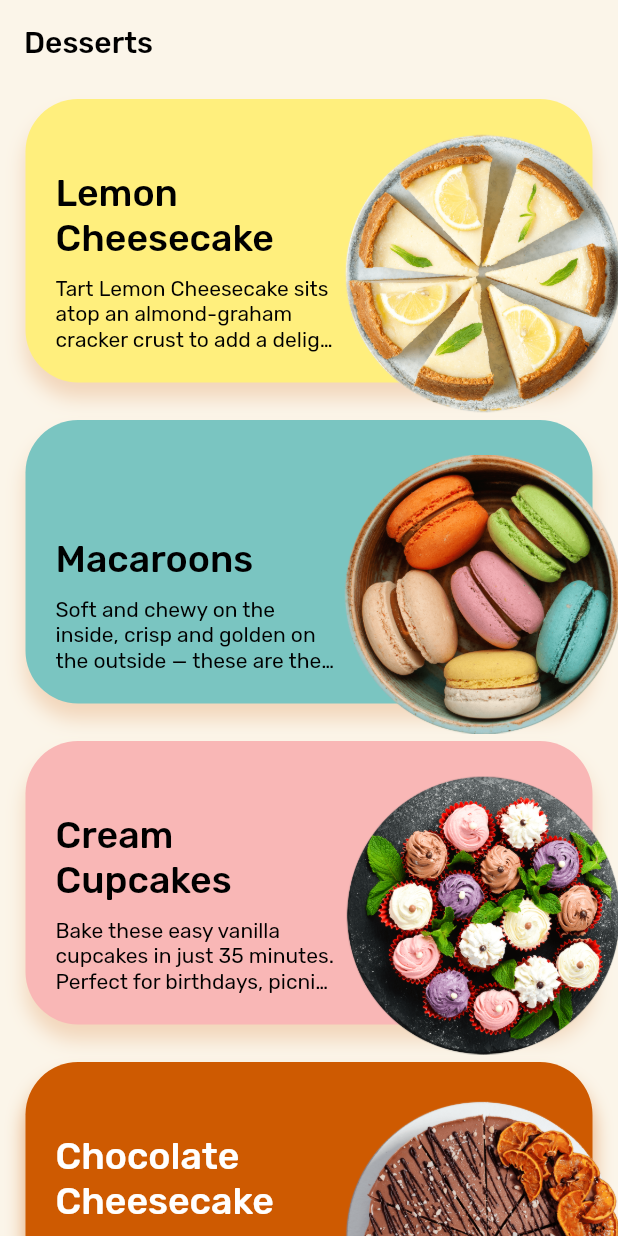
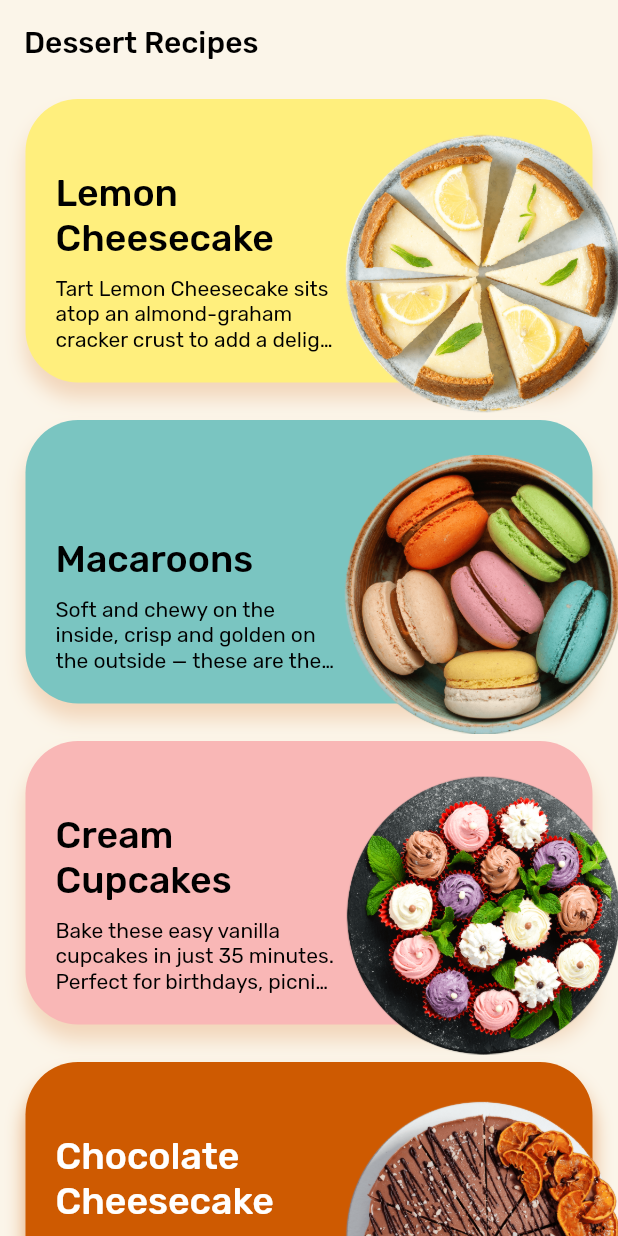
Before and after one commit to Roaa94/recipes_ui_app, a Flutter app: the screen it shows after launch, on a phone screen of 412 x 824 dp. Run offline on Flutter 3.47's test engine with Material 2 defaults, Android fonts, the phone set to English and light mode, and no system bars; our stand-ins replace flutter_riverpod, sensors_plus.

Commit message:
fix: recipes page title

```diff
--- a/lib/features/recipes/views/pages/recipes_page.dart
+++ b/lib/features/recipes/views/pages/recipes_page.dart
@@ -32,7 +32,7 @@ class _RecipesPageState extends State<RecipesPage> {
   Widget build(BuildContext context) {
     return Scaffold(
       appBar: AppBar(
-        title: const Text('Desserts'),
+        title: const Text('Dessert Recipes'),
       ),
       body: NotificationListener<UserScrollNotification>(
         onNotification: (UserScrollNotification notification) {
```
